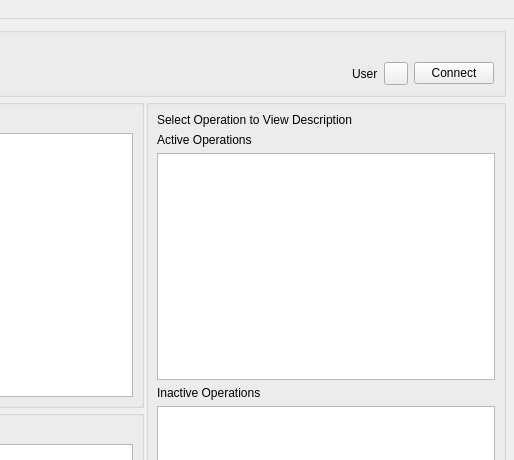
The window that mslib/msui/ui/ui_mainwindow.ui (Open-MSS/MSS) describes before a commit, drawn with Qt 5; both pictures show x 224 to 738 and y 0 to 460 of the 738 by 749 pixel window.
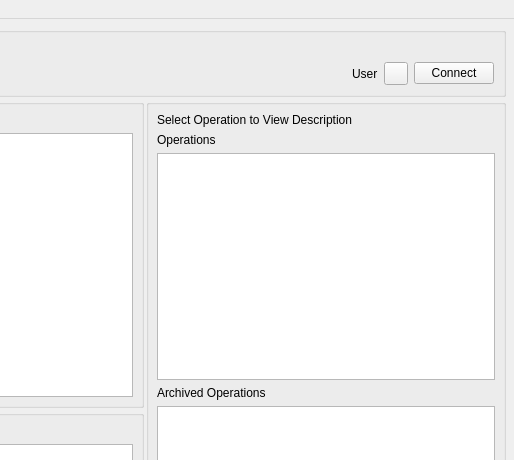
The same window after the commit.

Commit message:
renamed inactive/active operations to ''/archived
Fix #1754

Patch:
```diff
--- a/mslib/msui/ui/ui_mainwindow.ui
+++ b/mslib/msui/ui/ui_mainwindow.ui
@@ -264,7 +264,7 @@
            <item row="5" column="0">
             <widget class="QLabel" name="inactiveOperationsLabel">
              <property name="text">
-              <string>Inactive Operations</string>
+              <string>Archived Operations</string>
              </property>
             </widget>
            </item>
@@ -331,7 +331,7 @@
            <item row="2" column="0">
             <widget class="QLabel" name="activeOperationsLabel">
              <property name="text">
-              <string>Active Operations</string>
+              <string>Operations</string>
              </property>
             </widget>
            </item>
```
Left out of the diff: 6 changed lines with no effect on the pictures. The commit also changes 3 other files.
